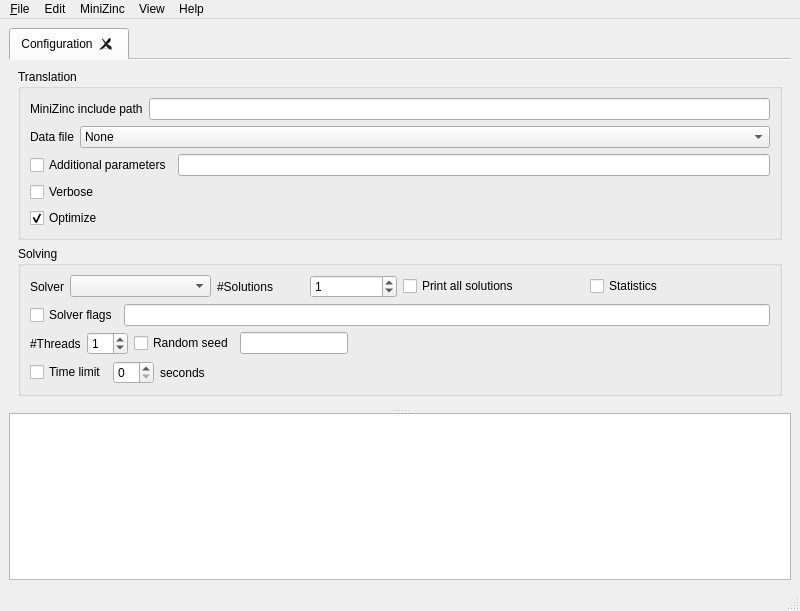
Old version of the form MiniZincIDE/mainwindow.ui in the repository MiniZinc/MiniZincIDE.
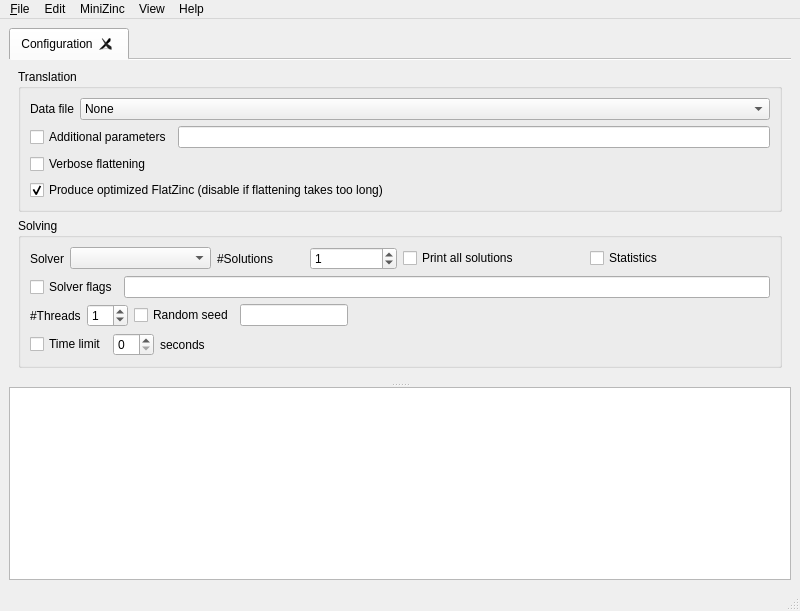
New version of the form. Icons and pictures are not drawn.

Commit message: Cosmetic changes in the config tab

Patch:
```diff
--- a/MiniZincIDE/mainwindow.ui
+++ b/MiniZincIDE/mainwindow.ui
@@ -57,20 +57,6 @@
             <string>Translation</string>
            </property>
            <layout class="QVBoxLayout" name="verticalLayout_4">
-            <item>
-             <layout class="QHBoxLayout" name="horizontalLayout">
-              <item>
-               <widget class="QLabel" name="label">
-                <property name="text">
-                 <string>MiniZinc include path</string>
-                </property>
-               </widget>
-              </item>
-              <item>
-               <widget class="QLineEdit" name="conf_include_path"/>
-              </item>
-             </layout>
-            </item>
             <item>
              <layout class="QHBoxLayout" name="horizontalLayout_2">
               <item>
@@ -114,14 +100,14 @@
             <item>
              <widget class="QCheckBox" name="conf_verbose">
               <property name="text">
-               <string>Verbose</string>
+               <string>Verbose flattening</string>
               </property>
              </widget>
             </item>
             <item>
              <widget class="QCheckBox" name="conf_optimize">
               <property name="text">
-               <string>Optimize</string>
+               <string>Produce optimized FlatZinc (disable if flattening takes too long)</string>
               </property>
               <property name="checked">
                <bool>true</bool>
```
The commit also changes 1 other file.
